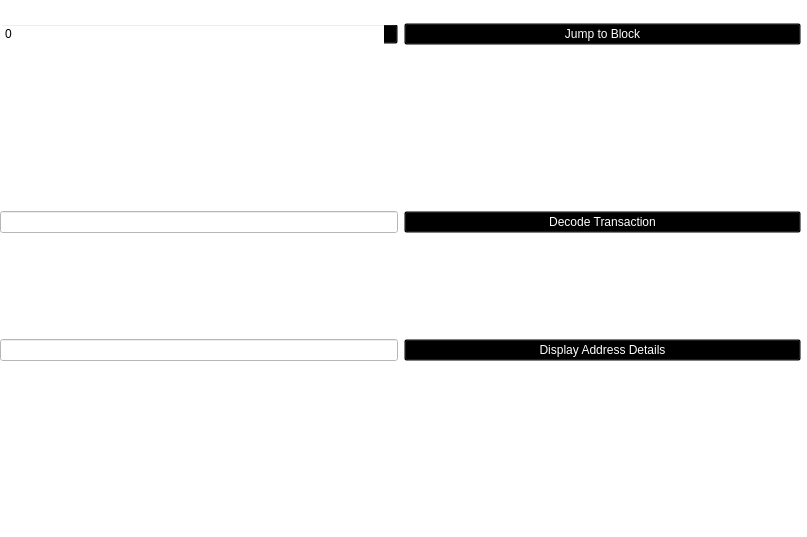
Above: src/qt/forms/blockbrowser.ui from thelonecrouton/bitcredit before the change. Below: the same form after it.
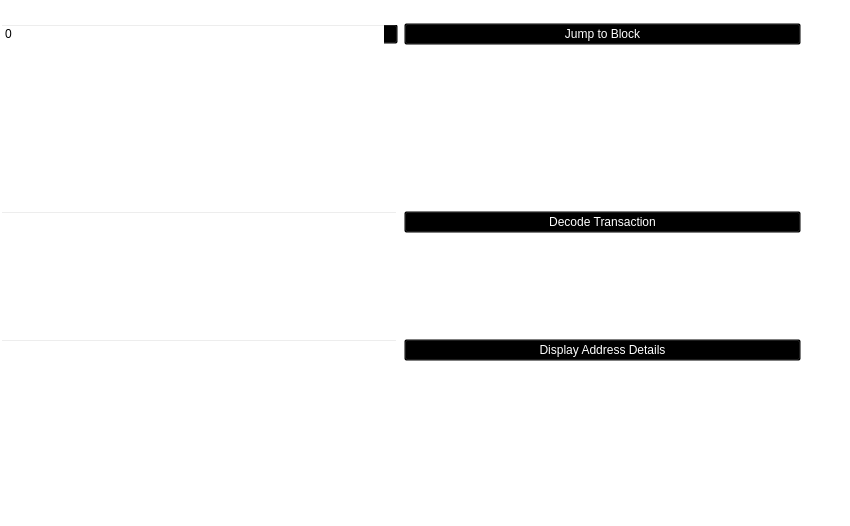
That is the form after the change. Icons and pictures are not drawn.

```diff
--- a/src/qt/forms/blockbrowser.ui
+++ b/src/qt/forms/blockbrowser.ui
@@ -6,8 +6,8 @@
    <rect>
     <x>0</x>
     <y>0</y>
-    <width>807</width>
-    <height>537</height>
+    <width>850</width>
+    <height>526</height>
    </rect>
   </property>
   <property name="windowTitle">
@@ -191,8 +191,7 @@
          </sizepolicy>
         </property>
         <property name="styleSheet">
-         <string notr="true">background-color: rgb(255, 255, 255);
-color: rgb(0, 0, 0);</string>
+         <string notr="true">color: rgb(255, 255, 255); background: transparent;</string>
         </property>
         <property name="inputMask">
          <string comment="Transaction id" extracomment="Transaction id"/>
@@ -267,8 +266,7 @@
          </sizepolicy>
         </property>
         <property name="styleSheet">
-         <string notr="true">background-color: rgb(255, 255, 255);
-color: rgb(0, 0, 0);</string>
+         <string notr="true">color: rgb(255, 255, 255); background: transparent;</string>
         </property>
         <property name="inputMask">
          <string comment="Transaction id" extracomment="Transaction id"/>
```
Left out of the diff: 2 changed lines with no effect on the pictures.
